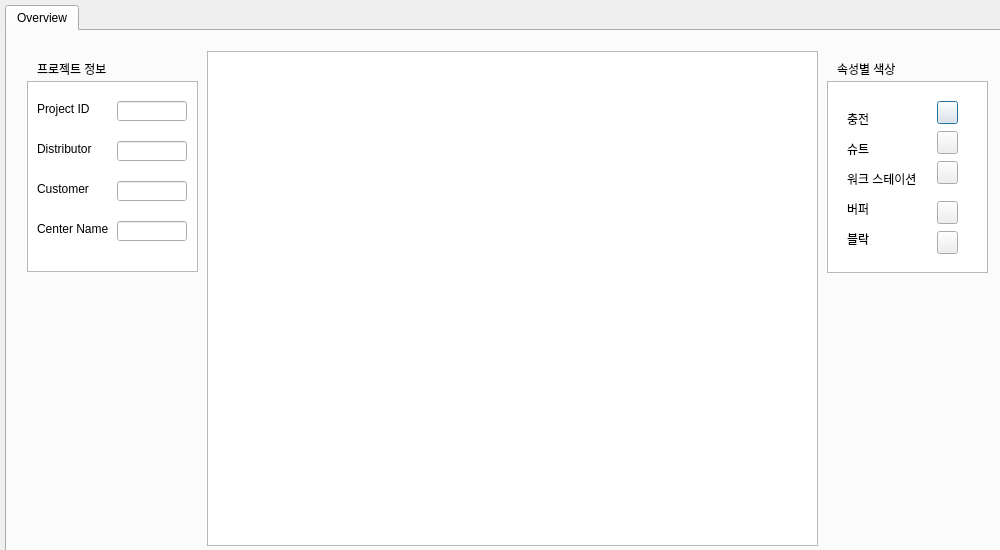
Before: the Qt Designer form simul.ui in ingssg/Logistics_simulator, drawn with Qt 5.
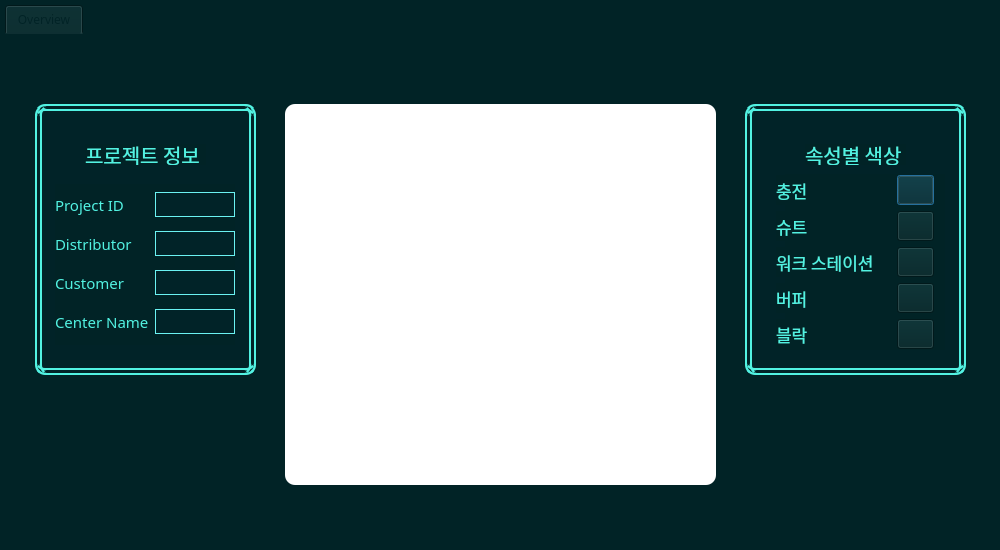
After: the same form once the commit is applied.

Diff of the .ui file:
```diff
--- a/simul.ui
+++ b/simul.ui
@@ -16,6 +16,9 @@
   <property name="windowTitle">
    <string>Dialog</string>
   </property>
+  <property name="styleSheet">
+   <string notr="true">background-color: rgb(1,35,38);</string>
+  </property>
   <widget class="QTabWidget" name="tabWidget">
    <property name="geometry">
     <rect>
@@ -25,9 +28,21 @@
      <height>550</height>
     </rect>
    </property>
+   <property name="font">
+    <font>
+     <family>나눔고딕 ExtraBold</family>
+    </font>
+   </property>
    <property name="toolTipDuration">
     <number>-3</number>
    </property>
+   <property name="styleSheet">
+    <string notr="true">background-color: rgb(1,35,38);
+gridline-color: rgb(1,35,38);
+color: rgb(1,35,38);
+border-color: rgb(25, 25, 25);
+gridline-color: rgb(30, 30, 30);</string>
+   </property>
    <property name="tabPosition">
     <enum>QTabWidget::North</enum>
    </property>
@@ -53,22 +68,35 @@
     <widget class="QTableWidget" name="map">
      <property name="geometry">
       <rect>
-       <x>200</x>
-       <y>20</y>
-       <width>611</width>
-       <height>495</height>
+       <x>280</x>
+       <y>70</y>
+       <width>431</width>
+       <height>381</height>
       </rect>
      </property>
+     <property name="styleSheet">
+      <string notr="true">background-color: rgb(255, 255, 255);
+border-radius:10px;</string>
+     </property>
     </widget>
     <widget class="QLabel" name="label">
      <property name="geometry">
       <rect>
-       <x>30</x>
-       <y>30</y>
-       <width>131</width>
-       <height>16</height>
+       <x>80</x>
+       <y>110</y>
+       <width>121</width>
+       <height>21</height>
       </rect>
      </property>
+     <property name="font">
+      <font>
+       <family>나눔고딕 ExtraBold</family>
+       <pointsize>15</pointsize>
+      </font>
+     </property>
+     <property name="styleSheet">
+      <string notr="true">color: rgb(82,242,226);</string>
+     </property>
      <property name="text">
       <string>프로젝트 정보</string>
      </property>
@@ -76,191 +104,55 @@
     <widget class="QListView" name="listView">
      <property name="geometry">
       <rect>
-       <x>20</x>
-       <y>50</y>
-       <width>171</width>
-       <height>191</height>
+       <x>30</x>
+       <y>70</y>
+       <width>221</width>
+       <height>271</height>
       </rect>
      </property>
+     <property name="styleSheet">
+      <string notr="true">color: rgb(255,255,255);
+background-color: rgb(1,35,40);
+border: 7px double rgb(82,242,226);
+border-radius: 10px;</string>
+     </property>
     </widget>
     <widget class="QLabel" name="label_2">
      <property name="geometry">
       <rect>
-       <x>830</x>
-       <y>30</y>
-       <width>121</width>
-       <height>16</height>
+       <x>800</x>
+       <y>110</y>
+       <width>101</width>
+       <height>21</height>
       </rect>
      </property>
+     <property name="font">
+      <font>
+       <family>나눔고딕 ExtraBold</family>
+       <pointsize>15</pointsize>
+      </font>
+     </property>
+     <property name="styleSheet">
+      <string notr="true">color: rgb(82,242,226);</string>
+     </property>
      <property name="text">
       <string>속성별 색상</string>
      </property>
     </widget>
-    <widget class="QLineEdit" name="projectid">
-     <property name="geometry">
-      <rect>
-       <x>110</x>
-       <y>70</y>
-       <width>70</width>
-       <height>20</height>
-      </rect>
-     </property>
-    </widget>
-    <widget class="QLineEdit" name="distributor">
-     <property name="geometry">
-      <rect>
-       <x>110</x>
-       <y>110</y>
-       <width>70</width>
-       <height>20</height>
-      </rect>
-     </property>
-    </widget>
-    <widget class="QLineEdit" name="customer">
-     <property name="geometry">
-      <rect>
-       <x>110</x>
-       <y>150</y>
-       <width>70</width>
-       <height>20</height>
-      </rect>
-     </property>
-    </widget>
-    <widget class="QLineEdit" name="centername">
-     <property name="geometry">
-      <rect>
-       <x>110</x>
-       <y>190</y>
-       <width>70</width>
-       <height>20</height>
-      </rect>
-     </property>
-    </widget>
-    <widget class="QLabel" name="label_3">
-     <property name="geometry">
-      <rect>
-       <x>30</x>
-       <y>70</y>
-       <width>91</width>
-       <height>16</height>
-      </rect>
-     </property>
-     <property name="text">
-      <string>Project ID</string>
-     </property>
-    </widget>
-    <widget class="QLabel" name="label_4">
-     <property name="geometry">
-      <rect>
-       <x>30</x>
-       <y>110</y>
-       <width>91</width>
-       <height>16</height>
-      </rect>
-     </property>
-     <property name="text">
-      <string>Distributor</string>
-     </property>
-    </widget>
-    <widget class="QLabel" name="label_5">
-     <property name="geometry">
-      <rect>
-       <x>30</x>
-       <y>150</y>
-       <width>91</width>
-       <height>16</height>
-      </rect>
-     </property>
-     <property name="text">
-      <string>Customer</string>
-     </property>
-    </widget>
-    <widget class="QLabel" name="label_6">
-     <property name="geometry">
-      <rect>
-       <x>30</x>
-       <y>190</y>
-       <width>111</width>
-       <height>16</height>
-      </rect>
-     </property>
-     <property name="text">
-      <string>Center Name</string>
-     </property>
-    </widget>
     <widget class="QListView" name="listView_2">
      <property name="geometry">
       <rect>
-       <x>820</x>
-       <y>50</y>
-       <width>161</width>
-       <height>192</height>
+       <x>740</x>
+       <y>70</y>
+       <width>221</width>
+       <height>271</height>
       </rect>
      </property>
-    </widget>
-    <widget class="QLabel" name="label_7">
-     <property name="geometry">
-      <rect>
-       <x>840</x>
-       <y>80</y>
-       <width>71</width>
-       <height>16</height>
-      </rect>
-     </property>
-     <property name="text">
-      <string>충전</string>
-     </property>
-    </widget>
-    <widget class="QLabel" name="label_8">
-     <property name="geometry">
-      <rect>
-       <x>840</x>
-       <y>110</y>
-       <width>91</width>
-       <height>16</height>
-      </rect>
-     </property>
-     <property name="text">
-      <string>슈트</string>
-     </property>
-    </widget>
-    <widget class="QLabel" name="label_9">
-     <property name="geometry">
-      <rect>
-       <x>840</x>
-       <y>140</y>
-       <width>151</width>
-       <height>16</height>
-      </rect>
-     </property>
-     <property name="text">
-      <string>워크 스테이션</string>
-     </property>
-    </widget>
-    <widget class="QLabel" name="label_10">
-     <property name="geometry">
-      <rect>
-       <x>840</x>
-       <y>170</y>
-       <width>151</width>
-       <height>16</height>
-      </rect>
-     </property>
-     <property name="text">
-      <string>버퍼</string>
-     </property>
-    </widget>
-    <widget class="QLabel" name="label_11">
-     <property name="geometry">
-      <rect>
-       <x>840</x>
-       <y>200</y>
-       <width>151</width>
-       <height>16</height>
-      </rect>
-     </property>
-     <property name="text">
-      <string>블락</string>
+     <property name="styleSheet">
+      <string notr="true">color: rgb(255,255,255);
+background-color: rgb(1,35,40);
+border: 7px double rgb(82,242,226);
+border-radius: 10px;</string>
      </property>
     </widget>
     <widget class="QLabel" name="color_charge">
@@ -328,82 +220,434 @@
       <string/>
      </property>
     </widget>
+    <widget class="QWidget" name="gridLayoutWidget">
+     <property name="geometry">
+      <rect>
+       <x>50</x>
+       <y>150</y>
+       <width>180</width>
+       <height>161</height>
+      </rect>
+     </property>
+     <layout class="QGridLayout" name="gridLayout">
+      <item row="1" column="1">
+       <widget class="QLineEdit" name="distributor">
+        <property name="minimumSize">
+         <size>
+          <width>0</width>
+          <height>25</height>
+         </size>
+        </property>
+        <property name="font">
+         <font>
+          <pointsize>12</pointsize>
+         </font>
+        </property>
+        <property name="styleSheet">
+         <string notr="true">background-color: rgb(1,35,40);
+color: rgb(107,242,242);
+border: 1px solid rgb(107,242,242);</string>
+        </property>
+       </widget>
+      </item>
+      <item row="1" column="0">
+       <widget class="QLabel" name="label_4">
+        <property name="font">
+         <font>
+          <family>나눔고딕 ExtraBold</family>
+          <pointsize>11</pointsize>
+         </font>
+        </property>
+        <property name="styleSheet">
+         <string notr="true">color: rgb(82,242,226);</string>
+        </property>
+        <property name="text">
+         <string>Distributor</string>
+        </property>
+       </widget>
+      </item>
+      <item row="0" column="0">
+       <widget class="QLabel" name="label_3">
+        <property name="font">
+         <font>
+          <family>나눔고딕 ExtraBold</family>
+          <pointsize>11</pointsize>
+         </font>
+        </property>
+        <property name="styleSheet">
+         <string notr="true">color: rgb(82,242,226);</string>
+        </property>
+        <property name="text">
+         <string>Project ID</string>
+        </property>
+       </widget>
+      </item>
+      <item row="2" column="1">
+       <widget class="QLineEdit" name="customer">
+        <property name="minimumSize">
+         <size>
+          <width>0</width>
+          <height>25</height>
+         </size>
+        </property>
+        <property name="font">
+         <font>
+          <pointsize>12</pointsize>
+         </font>
+        </property>
+        <property name="styleSheet">
+         <string notr="true">background-color: rgb(1,35,40);
+color: rgb(107,242,242);
+border: 1px solid rgb(107,242,242);</string>
+        </property>
+       </widget>
+      </item>
+      <item row="0" column="1">
+       <widget class="QLineEdit" name="projectid">
+        <property name="minimumSize">
+         <size>
+          <width>0</width>
+          <height>25</height>
+         </size>
+        </property>
+        <property name="font">
+         <font>
+          <pointsize>12</pointsize>
+         </font>
+        </property>
+        <property name="styleSheet">
+         <string notr="true">background-color: rgb(1,35,40);
+color: rgb(107,242,242);
+border: 1px solid rgb(107,242,242);
+</string>
+        </property>
+       </widget>
+      </item>
+      <item row="2" column="0">
+       <widget class="QLabel" name="label_5">
+        <property name="font">
+         <font>
+          <family>나눔고딕 ExtraBold</family>
+          <pointsize>11</pointsize>
+         </font>
+        </property>
+        <property name="styleSheet">
+         <string notr="true">color: rgb(82,242,226);</string>
+        </property>
+        <property name="text">
+         <string>Customer</string>
+        </property>
+       </widget>
+      </item>
+      <item row="3" column="0">
+       <widget class="QLabel" name="label_6">
+        <property name="font">
+         <font>
+          <family>나눔고딕 ExtraBold</family>
+          <pointsize>11</pointsize>
+         </font>
+        </property>
+        <property name="styleSheet">
+         <string notr="true">color: rgb(82,242,226);</string>
+        </property>
+        <property name="text">
+         <string>Center Name</string>
+        </property>
+       </widget>
+      </item>
+      <item row="3" column="1">
+       <widget class="QLineEdit" name="centername">
+        <property name="minimumSize">
+         <size>
+          <width>80</width>
+          <height>25</height>
+         </size>
+        </property>
+        <property name="font">
+         <font>
+          <pointsize>12</pointsize>
+         </font>
+        </property>
+        <property name="styleSheet">
+         <string notr="true">background-color: rgb(1,35,40);
+color: rgb(107,242,242);
+border: 1px solid rgb(107,242,242);</string>
+        </property>
+       </widget>
+      </item>
+     </layout>
+    </widget>
+    <widget class="QWidget" name="gridLayoutWidget_2">
+     <property name="geometry">
+      <rect>
+       <x>780</x>
+       <y>140</y>
+       <width>160</width>
+       <height>176</height>
+      </rect>
+     </property>
+     <layout class="QGridLayout" name="gridLayout_2"/>
+    </widget>
     <widget class="QPushButton" name="c_charge">
      <property name="geometry">
       <rect>
-       <x>930</x>
-       <y>70</y>
-       <width>21</width>
-       <height>23</height>
+       <x>892</x>
+       <y>141</y>
+       <width>37</width>
+       <height>30</height>
       </rect>
      </property>
+     <property name="sizePolicy">
+      <sizepolicy hsizetype="Fixed" vsizetype="Fixed">
+       <horstretch>0</horstretch>
+       <verstretch>0</verstretch>
+      </sizepolicy>
+     </property>
+     <property name="minimumSize">
+      <size>
+       <width>30</width>
+       <height>30</height>
+      </size>
+     </property>
      <property name="text">
       <string/>
      </property>
     </widget>
-    <widget class="QPushButton" name="c_chute">
+    <widget class="QLabel" name="label_11">
      <property name="geometry">
       <rect>
-       <x>930</x>
-       <y>100</y>
-       <width>21</width>
-       <height>23</height>
+       <x>771</x>
+       <y>285</y>
+       <width>115</width>
+       <height>30</height>
       </rect>
      </property>
+     <property name="font">
+      <font>
+       <family>나눔고딕 ExtraBold</family>
+       <pointsize>13</pointsize>
+      </font>
+     </property>
+     <property name="styleSheet">
+      <string notr="true">color: rgb(82,242,226);</string>
+     </property>
      <property name="text">
-      <string/>
+      <string>블락</string>
+     </property>
+    </widget>
+    <widget class="QLabel" name="label_9">
+     <property name="geometry">
+      <rect>
+       <x>771</x>
+       <y>213</y>
+       <width>115</width>
+       <height>30</height>
+      </rect>
+     </property>
+     <property name="font">
+      <font>
+       <family>나눔고딕 ExtraBold</family>
+       <pointsize>13</pointsize>
+      </font>
+     </property>
+     <property name="styleSheet">
+      <string notr="true">color: rgb(82,242,226);</string>
+     </property>
+     <property name="text">
+      <string>워크 스테이션</string>
      </property>
     </widget>
     <widget class="QPushButton" name="c_ws">
      <property name="geometry">
       <rect>
-       <x>930</x>
-       <y>130</y>
-       <width>21</width>
-       <height>23</height>
+       <x>892</x>
+       <y>213</y>
+       <width>37</width>
+       <height>30</height>
       </rect>
      </property>
+     <property name="sizePolicy">
+      <sizepolicy hsizetype="Fixed" vsizetype="Fixed">
+       <horstretch>0</horstretch>
+       <verstretch>0</verstretch>
+      </sizepolicy>
+     </property>
+     <property name="minimumSize">
+      <size>
+       <width>30</width>
+       <height>30</height>
+      </size>
+     </property>
      <property name="text">
       <string/>
      </property>
     </widget>
-    <widget class="QPushButton" name="c_buffer">
+    <widget class="QLabel" name="label_10">
      <property name="geometry">
       <rect>
-       <x>930</x>
-       <y>170</y>
-       <width>21</width>
-       <height>23</height>
+       <x>771</x>
+       <y>249</y>
+       <width>115</width>
+       <height>30</height>
       </rect>
      </property>
+     <property name="font">
+      <font>
+       <family>나눔고딕 ExtraBold</family>
+       <pointsize>13</pointsize>
+      </font>
+     </property>
+     <property name="styleSheet">
+      <string notr="true">color: rgb(82,242,226);</string>
+     </property>
      <property name="text">
-      <string/>
+      <string>버퍼</string>
      </property>
     </widget>
     <widget class="QPushButton" name="c_block">
      <property name="geometry">
       <rect>
-       <x>930</x>
-       <y>200</y>
-       <width>21</width>
-       <height>23</height>
+       <x>892</x>
+       <y>285</y>
+       <width>37</width>
+       <height>30</height>
       </rect>
      </property>
+     <property name="sizePolicy">
+      <sizepolicy hsizetype="Fixed" vsizetype="Fixed">
+       <horstretch>0</horstretch>
+       <verstretch>0</verstretch>
+      </sizepolicy>
+     </property>
+     <property name="minimumSize">
+      <size>
+       <width>30</width>
+       <height>30</height>
+      </size>
+     </property>
      <property name="text">
       <string/>
      </property>
     </widget>
+    <widget class="QPushButton" name="c_chute">
+     <property name="geometry">
+      <rect>
+       <x>892</x>
+       <y>177</y>
+       <width>37</width>
+       <height>30</height>
+      </rect>
+     </property>
+     <property name="sizePolicy">
+      <sizepolicy hsizetype="Fixed" vsizetype="Fixed">
+       <horstretch>0</horstretch>
+       <verstretch>0</verstretch>
+      </sizepolicy>
+     </property>
+     <property name="minimumSize">
+      <size>
+       <width>30</width>
+       <height>30</height>
+      </size>
+     </property>
+     <property name="text">
+      <string/>
+     </property>
+    </widget>
+    <widget class="QPushButton" name="c_buffer">
+     <property name="geometry">
+      <rect>
+       <x>892</x>
+       <y>249</y>
+       <width>37</width>
+       <height>30</height>
+      </rect>
+     </property>
+     <property name="sizePolicy">
+      <sizepolicy hsizetype="Fixed" vsizetype="Fixed">
+       <horstretch>0</horstretch>
+       <verstretch>0</verstretch>
+      </sizepolicy>
+     </property>
+     <property name="minimumSize">
+      <size>
+       <width>30</width>
+       <height>30</height>
+      </size>
+     </property>
+     <property name="text">
+      <string/>
+     </property>
+    </widget>
+    <widget class="QLabel" name="label_7">
+     <property name="geometry">
+      <rect>
+       <x>771</x>
+       <y>141</y>
+       <width>115</width>
+       <height>30</height>
+      </rect>
+     </property>
+     <property name="font">
+      <font>
+       <family>나눔고딕 ExtraBold</family>
+       <pointsize>13</pointsize>
+      </font>
+     </property>
+     <property name="styleSheet">
+      <string notr="true">color: rgb(82,242,226);</string>
+     </property>
+     <property name="text">
+      <string>충전</string>
+     </property>
+    </widget>
+    <widget class="QLabel" name="label_8">
+     <property name="geometry">
+      <rect>
+       <x>771</x>
+       <y>177</y>
+       <width>115</width>
+       <height>30</height>
+      </rect>
+     </property>
+     <property name="font">
+      <font>
+       <family>나눔고딕 ExtraBold</family>
+       <pointsize>13</pointsize>
+      </font>
+     </property>
+     <property name="styleSheet">
+      <string notr="true">color: rgb(82,242,226);</string>
+     </property>
+     <property name="text">
+      <string>슈트</string>
+     </property>
+    </widget>
+    <zorder>listView_2</zorder>
+    <zorder>listView</zorder>
+    <zorder>map</zorder>
+    <zorder>label</zorder>
+    <zorder>label_2</zorder>
+    <zorder>color_charge</zorder>
+    <zorder>color_ws</zorder>
+    <zorder>color_chute</zorder>
+    <zorder>color_buffer</zorder>
+    <zorder>color_block</zorder>
+    <zorder>gridLayoutWidget</zorder>
+    <zorder>gridLayoutWidget_2</zorder>
+    <zorder>c_charge</zorder>
+    <zorder>label_11</zorder>
+    <zorder>label_9</zorder>
+    <zorder>c_ws</zorder>
+    <zorder>label_10</zorder>
+    <zorder>c_block</zorder>
+    <zorder>c_chute</zorder>
+    <zorder>c_buffer</zorder>
+    <zorder>label_7</zorder>
+    <zorder>label_8</zorder>
    </widget>
   </widget>
  </widget>
- <customwidgets>
-  <customwidget>
-   <class>PlotWidget</class>
-   <extends>QWidget</extends>
-   <header location="global">pyqtgraph</header>
-   <container>1</container>
-  </customwidget>
- </customwidgets>
  <resources/>
  <connections/>
 </ui>
```
